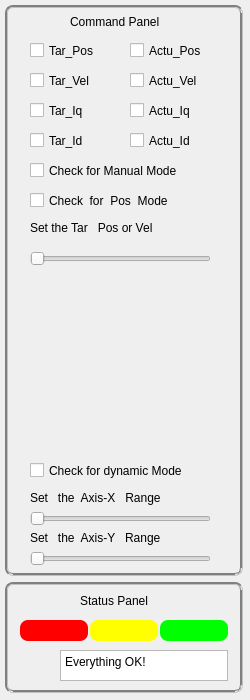
Above: src/window/CmdStatusPanel/CmdStatusPanel.ui from ShieldQiQi/Servo-Analyzer-FOC before the change. Below: the same form after it.
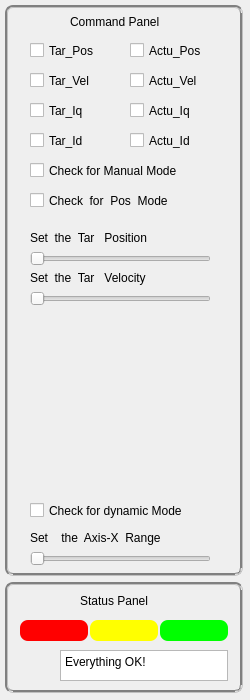
That is the form after the change. Icons and pictures are not drawn. Custom widgets are drawn as their Qt base class.

Patch:
```diff
--- a/src/window/CmdStatusPanel/CmdStatusPanel.ui
+++ b/src/window/CmdStatusPanel/CmdStatusPanel.ui
@@ -194,7 +194,7 @@
    <property name="geometry">
     <rect>
      <x>30</x>
-     <y>550</y>
+     <y>250</y>
      <width>181</width>
      <height>18</height>
     </rect>
@@ -207,20 +207,20 @@
    <property name="geometry">
     <rect>
      <x>30</x>
-     <y>530</y>
+     <y>230</y>
      <width>201</width>
      <height>16</height>
     </rect>
    </property>
    <property name="text">
-    <string>Set   the  Axis-Y   Range</string>
+    <string>Set  the  Tar   Position</string>
    </property>
   </widget>
   <widget class="QSlider" name="horizontalSlider_X">
    <property name="geometry">
     <rect>
      <x>30</x>
-     <y>510</y>
+     <y>550</y>
      <width>181</width>
      <height>18</height>
     </rect>
@@ -233,13 +233,13 @@
    <property name="geometry">
     <rect>
      <x>30</x>
-     <y>490</y>
-     <width>191</width>
+     <y>530</y>
+     <width>201</width>
      <height>16</height>
     </rect>
    </property>
    <property name="text">
-    <string>Set   the  Axis-X   Range</string>
+    <string>Set    the  Axis-X  Range</string>
    </property>
   </widget>
   <widget class="QCheckBox" name="checkBox_9">
@@ -259,7 +259,7 @@
    <property name="geometry">
     <rect>
      <x>30</x>
-     <y>460</y>
+     <y>500</y>
      <width>201</width>
      <height>21</height>
     </rect>
@@ -369,7 +369,7 @@
    <property name="geometry">
     <rect>
      <x>30</x>
-     <y>250</y>
+     <y>290</y>
      <width>181</width>
      <height>18</height>
     </rect>
@@ -382,20 +382,20 @@
    <property name="geometry">
     <rect>
      <x>30</x>
-     <y>220</y>
+     <y>270</y>
      <width>191</width>
      <height>16</height>
     </rect>
    </property>
    <property name="text">
-    <string>Set the Tar   Pos or Vel</string>
+    <string>Set  the  Tar   Velocity</string>
    </property>
   </widget>
   <widget class="Dial" name="dial" native="true">
    <property name="geometry">
     <rect>
      <x>21</x>
-     <y>260</y>
+     <y>300</y>
      <width>206</width>
      <height>204</height>
     </rect>
```
Left out of the diff: 8 changed lines with no effect on the pictures.
